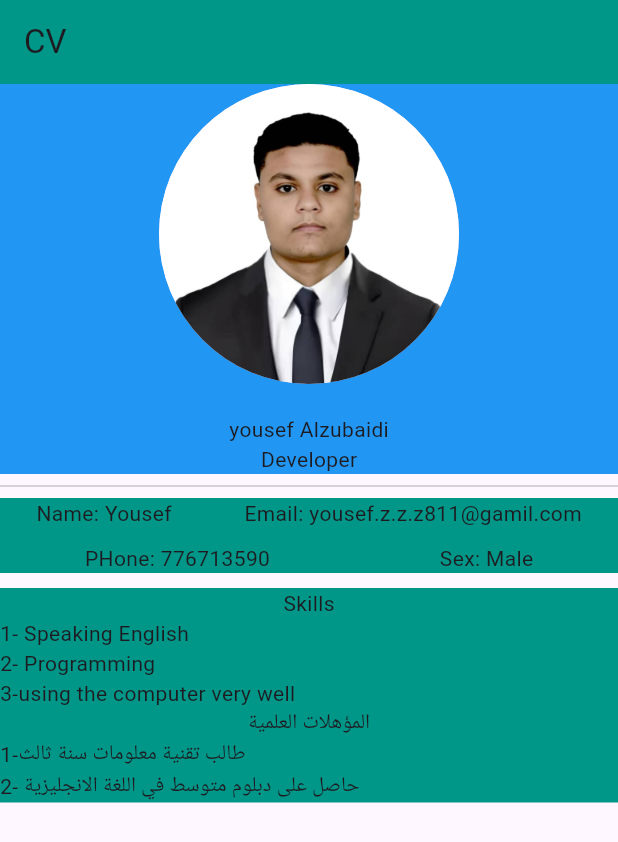
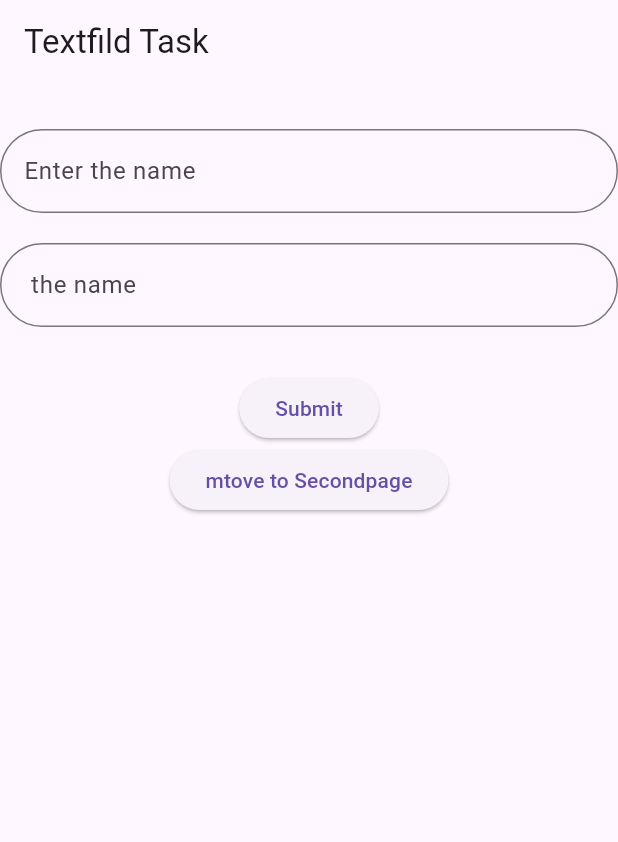
Before and after one commit to Yousef-Alzubaidi/flutter_labtask, a Flutter app: the screen it shows after launch, on a phone screen of 412 x 824 dp. Shown: the top 842 px of the screen. Run offline on Flutter 3.47's test engine with Material 3 defaults, Android fonts, the phone set to English and light mode, and no system bars.

Commit message:
Textfild Task

```diff
--- /dev/null
+++ b/lib/Secandpage.dart
@@ -0,0 +1,27 @@
+import 'package:flutter/material.dart';
+
+class Secandpage extends StatelessWidget {
+  final String name;
+  Secandpage({super.key,
+  required this.name
+  });
+
+  @override
+  Widget build(BuildContext context) {
+    return  Scaffold(
+      appBar: AppBar(title: Text("Scand Page"),),
+      body: Column(
+        children: [
+          Text(name),
+          Text('data'),
+          ElevatedButton(
+
+              onPressed: (){
+                Navigator.pop(context);
+
+              }, child: Text('Back'))
+        ],
+      ),
+    );
+  }
+}
--- a/lib/main.dart
+++ b/lib/main.dart
@@ -1,4 +1,6 @@
 import 'package:flutter/material.dart';
+
+import 'Secandpage.dart';
 
 void main() {
   runApp(const MyApp());
@@ -11,141 +13,86 @@ class MyApp extends StatelessWidget {
   @override
   Widget build(BuildContext context) {
     return MaterialApp(
-      debugShowCheckedModeBanner: false,
-      home: Scaffold(
-
-        appBar: AppBar(
-        title: Text("CV"),
-        backgroundColor: Colors.teal,
-        ),
-        body: Column(
-
-          children: [
-            Container(
-              width: double.infinity,
-              color: Colors.blue,
-              child: Column(
-                children: [
-                  CircleAvatar(
-                    radius: 100,
-                    backgroundImage: Image.asset('images/1.jpg').image,
-              ) ,
-                  SizedBox(height: 20,),
-                    Text('yousef Alzubaidi'),
-                    Text('Developer')
-            ],
-            ),
-            ),
-          Divider(),
-          Container(
-          color: Colors.teal,
-          child: Column(
-
-          children: [
-            Row(
-              mainAxisAlignment: MainAxisAlignment.spaceAround,
-              children: [
-                        Text('Name: Yousef'),
-                        Text('Email: yousef.z.z.z811@gamil.com')
-                        ],
-            ),
-            SizedBox(height: 10,),
-            Row(
-              mainAxisAlignment: MainAxisAlignment.spaceAround,
-              children: [
-                        Text('PHone: 776713590'),
-                        Text('Sex: Male')
-                          ],
-                      )
-          ],
-          ),
-          ),
-          SizedBox(height: 10,),
-          Container(
-            color: Colors.teal,
-            child:Column(
-              children: [
-                Column(
-                  children: [
-                    Text('Skills'),
-                    Row(
-                      children: [
-                        Column(
-                          crossAxisAlignment: CrossAxisAlignment.start,
-                              children: [
-                                Text('1- Speaking English'),
-                                Text('2- Programming'),
-                                Text('3-using the computer very well'),
-                              ],
-
-                        )
-                      ],
-                    )
-                  ],
-                ),
-                Column(
-                  children: [
-                    Text('المؤهلات العلمية'),
-                    Row(
-                      children: [
-                        Column(
-                          crossAxisAlignment: CrossAxisAlignment.start,
-                              children: [
-                                Text('1-طالب تقنية معلومات سنة ثالث'),
-                                Text('2- حاصل على دبلوم متوسط في اللغة الانجليزية'),
-                              ],
-
-                        )
-                      ],
-                    )
-                  ],
-                ),
-              ],
-            ),
-
-          )
-
-          ],
-        ),)
+      title: 'Flutter Demo',
+      initialRoute: '/',
+      routes: {
+        '/':(context)=> Homepage(),
+      //  '/Secandpage':(context)=> Secandpage(),
+      },
+      //home: const Homepage(),
     );
   }
 }
 
-  @override
-
+class Homepage extends StatefulWidget {
+  const Homepage({super.key});
 
   @override
+  State<Homepage> createState() => _HomepageState();
+}
+
+class _HomepageState extends State<Homepage> {
+  TextEditingController _controller1 =TextEditingController();
+  TextEditingController _controller2 =TextEditingController();
+void _login(){
+  setState(() {
+    // _controller1.text=_controller2.text;
+    _controller2.text=_controller1.text;
+  });
+}
+
+void _Nav2(){
+Navigator.push(context,
+
+    MaterialPageRoute(builder: (context)=>Secandpage(
+      name: _controller1.text,
+
+    )));
+}
+
+void _Nav(){
+  Navigator.pushNamed(context, "/Secandpage");
+}
+  @override
   Widget build(BuildContext context) {
-    // This method is rerun every time setState is called, for instance as done
-    // by the _incrementCounter method above.
-    //
-    // The Flutter framework has been optimized to make rerunning build methods
-    // fast, so that you can just rebuild anything that needs updating rather
-    // than having to individually change instances of widgets.
-    return Scaffold(
-      appBar: AppBar(
+    return  Scaffold(
+      appBar: AppBar(title: Text('Textfild Task'),),
+      body: Column(
+        children: [
+          SizedBox(height: 30,),
+          TextField(
+controller: _controller1,
+            decoration: InputDecoration(
+              labelText: 'Enter the name',
+              hintText: 'Yousef ',
+              border: OutlineInputBorder(
+                borderRadius: BorderRadius.circular(30.0)
+              )
+            ),
+          ),
+          SizedBox(height: 20,),
+          TextField(
+            controller: _controller2,
+            decoration: InputDecoration(
+                labelText: ' the name',
+                hintText: 'Yousef ',
+                border: OutlineInputBorder(
+                    borderRadius: BorderRadius.circular(30.0)
+                )
+            ),
+            readOnly: true,
+          ),
+          SizedBox(height: 30,),
+ElevatedButton(
 
+    onPressed: _login,
+    child: Text("Submit")),
+          ElevatedButton(
+
+              onPressed:_Nav2 ,
+              child: Text('mtove to Secondpage')),
+        ],
       ),
-      body: Center(
-        // Center is a layout widget. It takes a single child and positions it
-        // in the middle of the parent.
-        child: Column(
-          // Column is also a layout widget. It takes a list of children and
-          // arranges them vertically. By default, it sizes itself to fit its
-          // children horizontally, and tries to be as tall as its parent.
-          //
-          // Column has various properties to control how it sizes itself and
-          // how it positions its children. Here we use mainAxisAlignment to
-          // center the children vertically; the main axis here is the vertical
-          // axis because Columns are vertical (the cross axis would be
-          // horizontal).
-          //
-          // TRY THIS: Invoke "debug painting" (choose the "Toggle Debug Paint"
-          // action in the IDE, or press "p" in the console), to see the
-          // wireframe for each widget.
-          mainAxisAlignment: MainAxisAlignment.center,
-
-        ),
-      ),  // This trailing comma makes auto-formatting nicer for build methods.
     );
   }
+}
```
